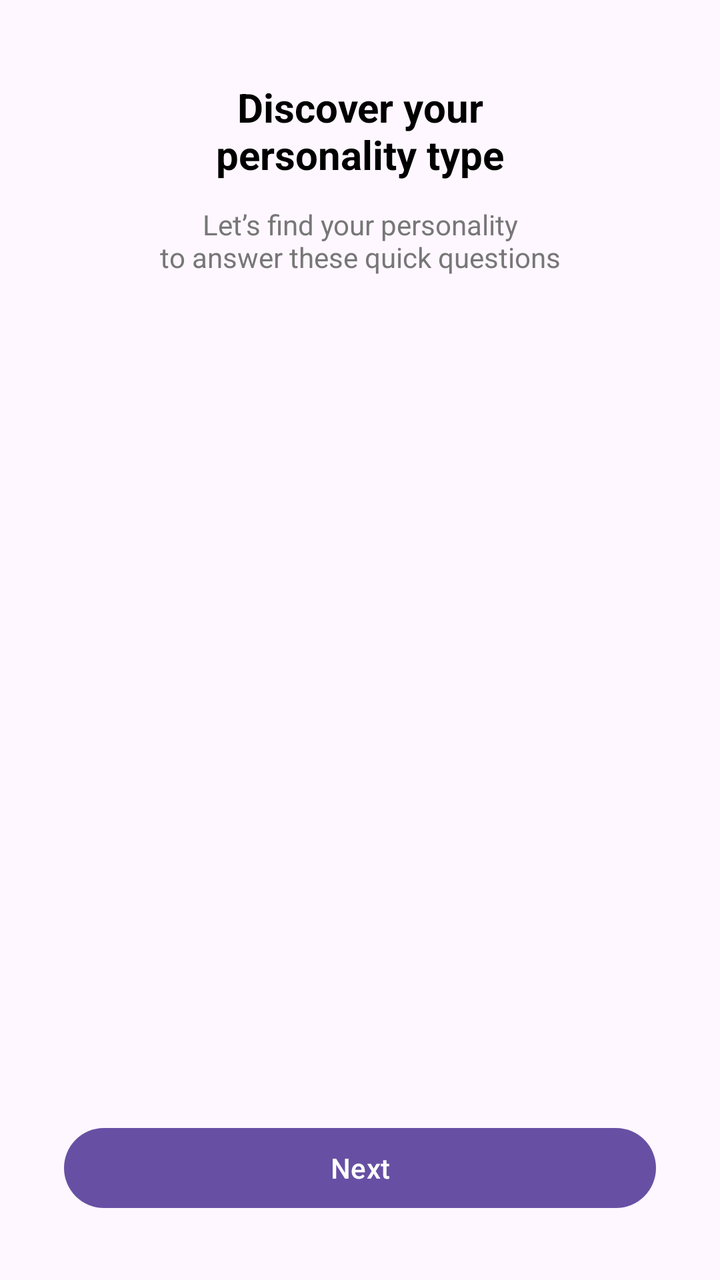
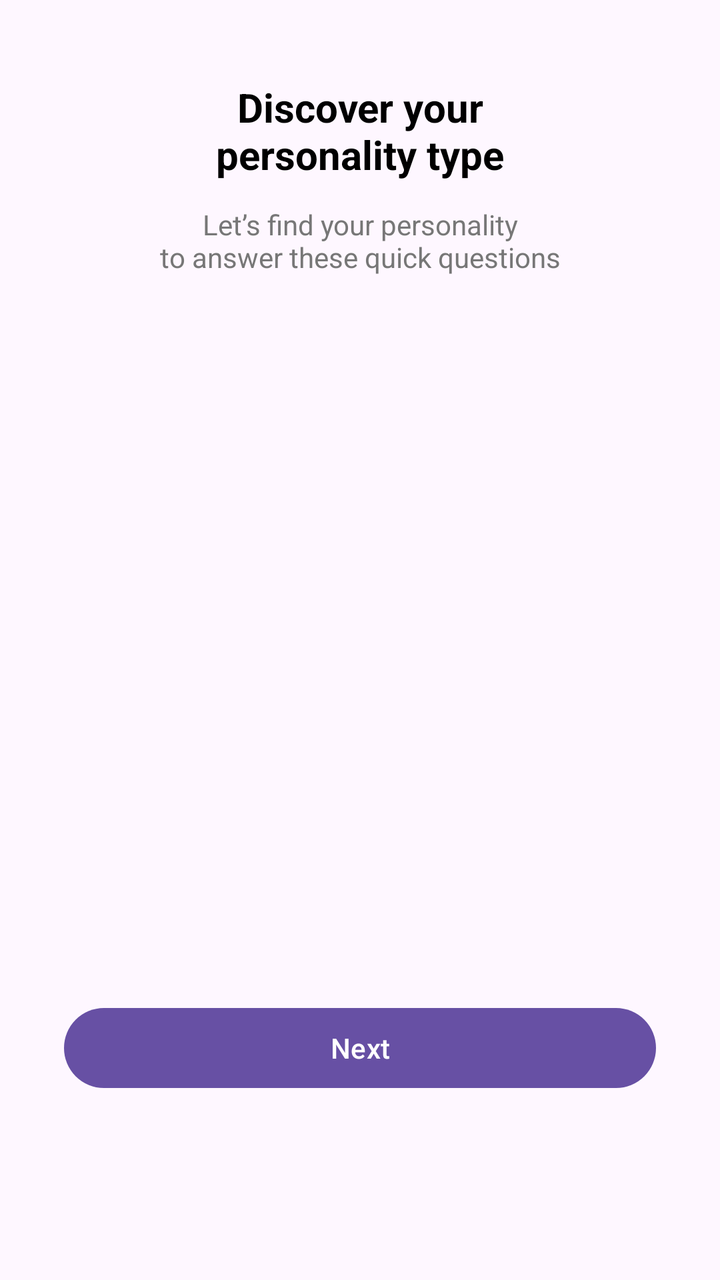

Two renders of the same Android screen: before a commit and after it. Below are the layout's source before the change and the commit's diff.
<!-- AndroidManifest.xml: application theme Theme.Mind2Career -->
<!-- res/layout/activity_pesonality_assesment.xml -->
<?xml version="1.0" encoding="utf-8"?>
<LinearLayout xmlns:android="http://schemas.android.com/apk/res/android"
    android:id="@+id/main"
    android:layout_width="match_parent"
    android:layout_height="match_parent"
    android:orientation="vertical"
    android:padding="16dp">

    <TextView
        android:id="@+id/tvTitle"
        android:layout_width="match_parent"
        android:layout_height="wrap_content"
        android:text="Discover your\npersonality type"
        android:textSize="20sp"
        android:textStyle="bold"
        android:gravity="center"
        android:layout_marginTop="24dp"
        android:textColor="@color/primary"
        android:paddingBottom="12dp" />

    <TextView
        android:id="@+id/tvSubtitle"
        android:layout_width="match_parent"
        android:layout_height="wrap_content"
        android:text="Let’s find your personality\nto answer these quick questions"
        android:textSize="14sp"
        android:gravity="center"
        android:textColor="@color/secondary"
        android:paddingBottom="16dp" />

    <androidx.recyclerview.widget.RecyclerView
        android:id="@+id/recyclerQuestions"
        android:layout_width="match_parent"
        android:layout_height="0dp"
        android:layout_weight="1" />
    <Button
        android:id="@+id/btnSubmit"
        android:layout_width="match_parent"
        android:layout_height="wrap_content"
        android:text="Next"
        android:layout_margin="16dp"/>


</LinearLayout>
<!-- resources referenced by this layout -->
<resources>
  <color name="primary">#000000</color>
  <color name="secondary">#777777</color>
  <style name="Theme.Mind2Career" parent="Base.Theme.Mind2Career" />
  <style name="Base.Theme.Mind2Career" parent="Theme.Material3.DayNight.NoActionBar">
          
          
      </style>
</resources>

<!-- the commit's change to res/layout/activity_pesonality_assesment.xml (unified diff, before → after) -->
@@ -39,6 +39,9 @@
         android:layout_height="wrap_content"
         android:text="Next"
         android:layout_margin="16dp"/>
+    <View
+        android:layout_width="match_parent"
+        android:layout_height="60dp"/>
 
 
 </LinearLayout>
